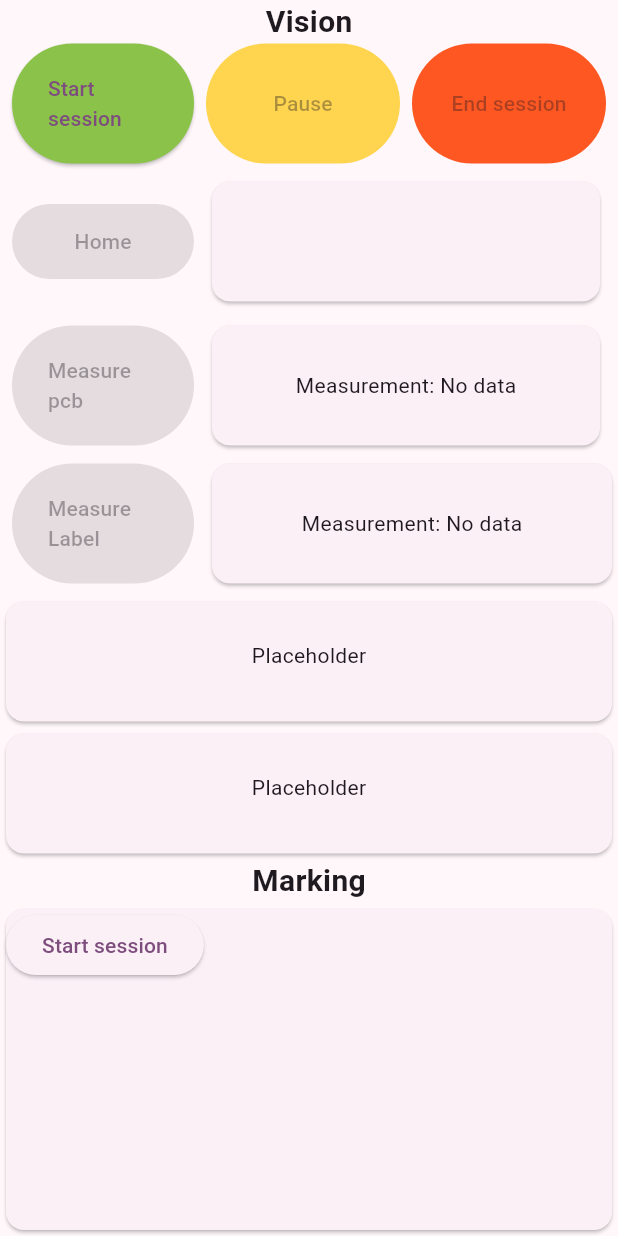
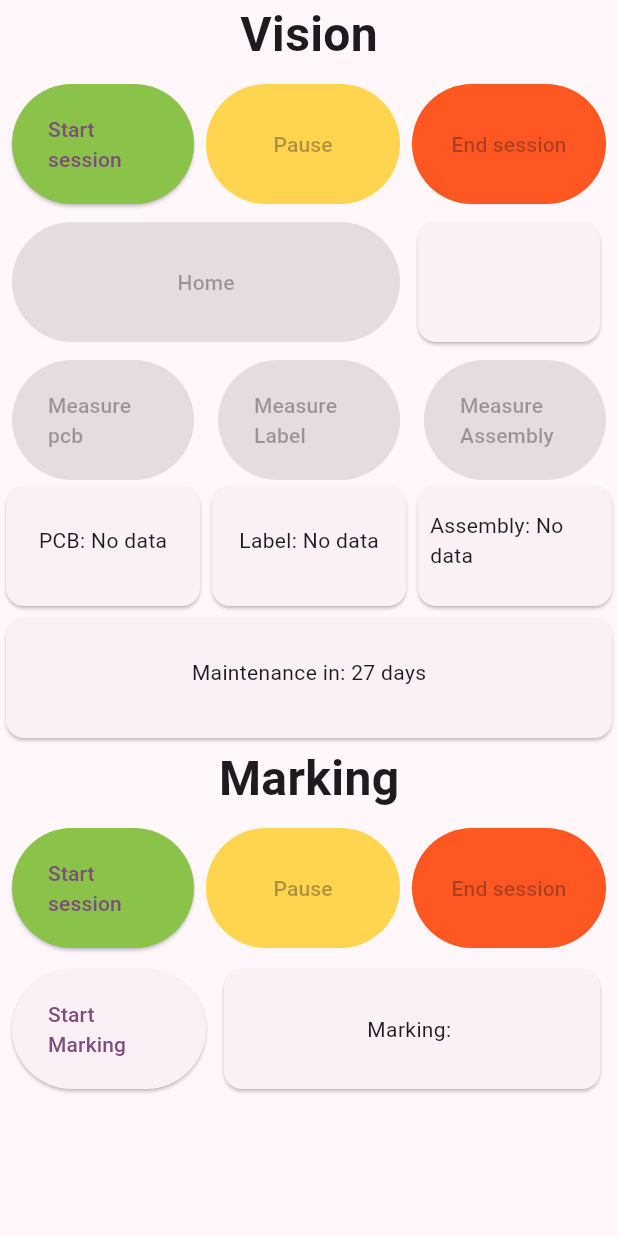
Before and after one commit to ppuska/mediscara.hmi, a Flutter app: the ControlWidget widget shown alone on an empty page, opened directly with empty values, on a phone screen of 412 x 824 dp. Run offline on Flutter 3.47's test engine with Material 2 defaults, Android fonts, the light colour scheme and no system bars; our stand-ins replace badges, flutter_dotenv, shelf; missing offline and left inert: shelf_router, webview_windows, window_manager; accounts and stored records are empty; statements that could not run were skipped.

Commit message:
Stash merge

```diff
--- a/lib/collaborative/control.dart
+++ b/lib/collaborative/control.dart
@@ -9,9 +9,13 @@ import 'package:hmi_app/services/session.dart';
 
 class ControlWidget extends StatefulWidget {
   final Session visionSession;
+  final Session markingSession;
 
-  const ControlWidget({Key? key, required this.visionSession})
-      : super(key: key);
+  const ControlWidget({
+    Key? key,
+    required this.visionSession,
+    required this.markingSession,
+  }) : super(key: key);
 
   @override
   State<ControlWidget> createState() => _ControlWidgetState();
@@ -22,26 +26,36 @@ class _ControlWidgetState extends State<ControlWidget> {
   final backendService = BackendService();
 
   final double rowHeight = 80;
+
   late Session visionSession;
+  late Session markingSession;
 
   /// Message to be displayed next to the home button
   String homeMessage = '';
+
+  String maintenanceMessage = '27 days';
+
+  bool isMarking = false;
+  String labelMarking = '';
 
   bool pcbMeasuring = false;
   String pcbMeasureMessage = "No data";
   bool labelMeasuring = false;
   String labelMeasureMessage = "No data";
+  bool assemblyMeasuring = false;
+  String assemblyMeasureMessage = "No data";
 
   final String? defaultRobotProgram = dotenv.env['DEFAULT_ROBOT_PROG'];
   final String? useManagerService = dotenv.env["USE_MANAGER"];
 
-  final visionMcuId = dotenv.env["VISION_MCU_ID"];
+  final visionMcuId = dotenv.env["COLLABORATIVE_MCU_ID"];
 
   @override
   void initState() {
     super.initState();
     setState(() {
       visionSession = widget.visionSession;
+      markingSession = widget.markingSession;
     });
   }
 
@@ -56,6 +70,12 @@ class _ControlWidgetState extends State<ControlWidget> {
     });
   }
 
+  void startSessionMarking() {
+    setState(() {
+      markingSession.start();
+    });
+  }
+
   void pauseSessionVision() async {
     const command = 'pause';
     final sent = await sendCommand(command);
@@ -63,6 +83,25 @@ class _ControlWidgetState extends State<ControlWidget> {
     if (sent) {
       awaitCommand(command).then((value) {
         if (value == "PAUSED" && !visionSession.paused) {
+          setState(() {
+            visionSession.pause();
+          });
+        } else if (value == "RESUMED" && visionSession.paused) {
+          setState(() {
+            visionSession.pause();
+          });
+        }
+      });
+    }
+  }
+
+  void pauseSessionMarking() async {
+    const command = "pause";
+    final sent = await sendCommand(command);
+
+    if (sent) {
+      awaitCommand(command).then((value) {
+        if (value == "PAUSED" && !markingSession.paused) {
           setState(() {
             visionSession.pause();
           });
@@ -126,6 +165,42 @@ class _ControlWidgetState extends State<ControlWidget> {
     }
   }
 
+  void measureAssembly() async {
+    const command = "measure_assembly";
+    final sent = await sendCommand(command); // send the command
+
+    if (sent) {
+      setState(() {
+        assemblyMeasuring = true;
+      });
+
+      awaitCommand(command).then((value) {
+        setState(() {
+          labelMeasureMessage = value;
+          labelMeasuring = false;
+        });
+      });
+    }
+  }
+
+  void startMarking() async {
+    const command = "start_marking";
+    final sent = await sendCommand(command);
+
+    if (sent) {
+      setState(() {
+        isMarking = true;
+      });
+
+      awaitCommand(command).then((value) {
+        setState(() {
+          isMarking = false;
+          labelMarking = value;
+        });
+      });
+    }
+  }
+
   /// Callback method for the 'End session' button
   Future<void> endSessionVision() async {
     final result = await showConfirmationDialog();
@@ -133,6 +208,16 @@ class _ControlWidgetState extends State<ControlWidget> {
     if (result ?? false) {
       setState(() {
         visionSession.end();
+      });
+    }
+  }
+
+  Future<void> endSessionMarking() async {
+    final result = await showConfirmationDialog();
+
+    if (result ?? false) {
+      setState(() {
+        markingSession.end();
       });
     }
   }
@@ -224,14 +309,13 @@ class _ControlWidgetState extends State<ControlWidget> {
     return '';
   }
 
-  @override
-  Widget build(BuildContext context) {
-    return Column(
-      children: [
+  List<Widget> buildVision(BuildContext context) {
+    return [
       const Text(
         "Vision",
-          style: TextStyle(fontWeight: FontWeight.bold, fontSize: 20),
+        style: TextStyle(fontWeight: FontWeight.bold, fontSize: 32),
       ),
+      const SizedBox(height: 10),
       Row(
         children: [
           Expanded(
@@ -293,6 +377,7 @@ class _ControlWidgetState extends State<ControlWidget> {
       Row(
         children: [
           Expanded(
+            flex: 2,
             child: Padding(
               padding: const EdgeInsets.fromLTRB(8, 8, 8, 0),
               child: ElevatedButton(
@@ -301,14 +386,13 @@ class _ControlWidgetState extends State<ControlWidget> {
                     : null,
                 child: Container(
                   alignment: Alignment.center,
-                    height: 50,
+                  height: rowHeight,
                   child: const Text("Home"),
                 ),
               ),
             ),
           ),
           Expanded(
-              flex: 2,
             child: Padding(
               padding: const EdgeInsets.fromLTRB(0, 8, 8, 0),
               child: Card(
@@ -344,40 +428,14 @@ class _ControlWidgetState extends State<ControlWidget> {
             ),
           ),
           Expanded(
-              flex: 2,
             child: Padding(
-                padding: const EdgeInsets.fromLTRB(0, 8, 8, 0),
-                child: Card(
-                  child: Container(
-                    alignment: Alignment.center,
-                    height: rowHeight,
-                    child: Text("Measurement: $pcbMeasureMessage"),
-                  ),
-                ),
-              ),
-            ),
-            Visibility(
-              visible: pcbMeasuring,
-              child: const Padding(
-                padding: EdgeInsets.all(8.0),
-                child: CircularProgressIndicator(
-                  value: null,
-                ),
-              ),
-            ),
-          ],
-        ),
-        Row(
-          children: [
-            Expanded(
-              child: Padding(
-                padding: const EdgeInsets.all(8.0),
+              padding: const EdgeInsets.fromLTRB(8, 8, 8, 0),
               child: ElevatedButton(
                 onPressed: visionSession.started &&
                         !visionSession.paused &&
                         !labelMeasuring &&
                         !pcbMeasuring
-                      ? measureLabel
+                    ? measurePCB
                     : null,
                 child: Container(
                   alignment: Alignment.center,
@@ -388,21 +446,20 @@ class _ControlWidgetState extends State<ControlWidget> {
             ),
           ),
           Expanded(
-              flex: 2,
-              child: Card(
+            child: Padding(
+              padding: const EdgeInsets.fromLTRB(8, 8, 8, 0),
+              child: ElevatedButton(
+                onPressed: visionSession.started &&
+                        !visionSession.paused &&
+                        !labelMeasuring &&
+                        !pcbMeasuring
+                    ? measurePCB
+                    : null,
                 child: Container(
                   alignment: Alignment.center,
                   height: rowHeight,
-                  child: Text("Measurement: $labelMeasureMessage"),
+                  child: const Text("Measure Assembly"),
                 ),
-              ),
-            ),
-            Visibility(
-              visible: labelMeasuring,
-              child: const Padding(
-                padding: EdgeInsets.all(8.0),
-                child: CircularProgressIndicator(
-                  value: null,
               ),
             ),
           ),
@@ -416,7 +473,37 @@ class _ControlWidgetState extends State<ControlWidget> {
                 padding: const EdgeInsets.fromLTRB(8, 0, 8, 8),
                 height: rowHeight,
                 alignment: Alignment.center,
-                  child: const Text("Placeholder"),
+                child: Text(
+                  pcbMeasuring ? 'Measuring...' : "PCB: $pcbMeasureMessage",
+                ),
+              ),
+            ),
+          ),
+          Expanded(
+            child: Card(
+              child: Container(
+                padding: const EdgeInsets.fromLTRB(8, 0, 8, 8),
+                height: rowHeight,
+                alignment: Alignment.center,
+                child: Text(
+                  labelMeasuring
+                      ? 'Measuring...'
+                      : "Label: $labelMeasureMessage",
+                ),
+              ),
+            ),
+          ),
+          Expanded(
+            child: Card(
+              child: Container(
+                padding: const EdgeInsets.fromLTRB(8, 0, 8, 8),
+                height: rowHeight,
+                alignment: Alignment.center,
+                child: Text(
+                  assemblyMeasuring
+                      ? 'Measuring...'
+                      : "Assembly: $assemblyMeasureMessage",
+                ),
               ),
             ),
           ),
@@ -430,33 +517,122 @@ class _ControlWidgetState extends State<ControlWidget> {
                 padding: const EdgeInsets.fromLTRB(8, 0, 8, 8),
                 height: rowHeight,
                 alignment: Alignment.center,
-                  child: const Text("Placeholder"),
+                child: Text("Maintenance in: $maintenanceMessage"),
               ),
             ),
           ),
         ],
       ),
+    ];
+  }
+
+  /// Builds a list of widgets of the marking UI elements
+  List<Widget> buildMarking(BuildContext context) {
+    return [
       const Text(
         "Marking",
-          style: TextStyle(fontWeight: FontWeight.bold, fontSize: 20),
+        style: TextStyle(fontWeight: FontWeight.bold, fontSize: 32),
+      ),
+      const SizedBox(height: 10),
+      Row(
+        children: [
+          Expanded(
+            child: Padding(
+              padding: const EdgeInsets.fromLTRB(8, 0, 8, 0),
+              child: ElevatedButton(
+                onPressed: !markingSession.started ? startSessionMarking : null,
+                style: ButtonStyle(
+                  backgroundColor: MaterialStateProperty.all(
+                    Colors.lightGreen,
+                  ),
+                ),
+                child: Container(
+                  height: rowHeight,
+                  alignment: Alignment.center,
+                  child: const Text("Start session"),
+                ),
+              ),
+            ),
           ),
           Expanded(
-          child: Card(
-            child: Column(
-              children: [
-                Row(
-                  children: [
-                    ElevatedButton(
-                      onPressed: () => {},
-                      child: const Text("Start session"),
-                    )
-                  ],
-                )
-              ],
+            child: Padding(
+              padding: const EdgeInsets.fromLTRB(0, 0, 8, 0),
+              child: ElevatedButton(
+                onPressed: markingSession.started ? pauseSessionMarking : null,
+                style: ButtonStyle(
+                  backgroundColor: MaterialStateProperty.all(
+                    Colors.amber.shade300,
+                  ),
+                ),
+                child: Container(
+                  height: rowHeight,
+                  alignment: Alignment.center,
+                  child: Text(markingSession.paused ? "Resume" : "Pause"),
+                ),
+              ),
+            ),
+          ),
+          Expanded(
+            child: Padding(
+              padding: const EdgeInsets.fromLTRB(0, 0, 8, 0),
+              child: ElevatedButton(
+                onPressed: markingSession.started ? endSessionMarking : null,
+                style: ButtonStyle(
+                  backgroundColor: MaterialStateProperty.all(
+                    Colors.deepOrange,
+                  ),
+                ),
+                child: Container(
+                  height: rowHeight,
+                  alignment: Alignment.center,
+                  child: const Text("End session"),
+                ),
               ),
             ),
           ),
         ],
+      ),
+      Row(
+        children: [
+          Expanded(
+            child: Padding(
+              padding: const EdgeInsets.fromLTRB(8, 10, 0, 0),
+              child: ElevatedButton(
+                onPressed: () {},
+                child: Container(
+                    alignment: Alignment.center,
+                    height: rowHeight,
+                    child: const Text("Start Marking")),
+              ),
+            ),
+          ),
+          Expanded(
+            flex: 2,
+            child: Padding(
+              padding: const EdgeInsets.fromLTRB(8, 10, 8, 0),
+              child: Card(
+                child: Container(
+                  height: rowHeight,
+                  alignment: Alignment.center,
+                  child: Text(
+                    isMarking ? "Marking..." : "Marking: $labelMarking",
+                  ),
+                ),
+              ),
+            ),
+          )
+        ],
+      )
+    ];
+  }
+
+  @override
+  Widget build(BuildContext context) {
+    return Column(
+      children: [
+        ...buildVision(context),
+        ...buildMarking(context),
+      ],
     );
   }
 }
--- a/lib/collaborative/info.dart
+++ b/lib/collaborative/info.dart
@@ -32,7 +32,7 @@ class _InfoWidgetState extends State<InfoWidget> {
   final fiwareService = FiwareService();
   final backendService = BackendService();
 
-  final visionMcuId = dotenv.env["VISION_MCU_ID"];
+  final visionMcuId = dotenv.env["INDUSTRIAL_MCU_ID"];
 
   @override
   void initState() {
--- a/lib/content.dart
+++ b/lib/content.dart
@@ -41,10 +41,11 @@ class _ContentWidgetState extends State<ContentWidget> {
   final auth = AuthService();
   final backendService = BackendService();
 
-  late Session session;
+  final visionKpiId = dotenv.env["VISION_KPI_ID"];
+  final markingKpiId = dotenv.env["MARKING_KPI_ID"];
+  final laserKpiId = dotenv.env["LASER_KPI_ID"];
 
-  final visionKpiId = dotenv.env["VISION_KPI_ID"];
-  final laserKpiId = dotenv.env["LASER_KPI_ID"];
+  List<Session> sessions = [];
 
   bool displayError = false;
 
@@ -94,12 +95,20 @@ class _ContentWidgetState extends State<ContentWidget> {
 
   /// Initializes the components required for the collaborative HMI
   void initCollaborative(bool userIsManager, bool userIsHMIUser) {
-    session = Session(service: fiwareService, entityId: visionKpiId!);
+    final sessionVision =
+        Session(service: fiwareService, entityId: visionKpiId!);
+    final sessionMarking =
+        Session(service: fiwareService, entityId: markingKpiId!);
+
+    sessions.addAll([sessionVision, sessionMarking]);
 
     currentUser = auth.user!;
 
-    final infoWidget = collab_info.InfoWidget(visionKpi: session.kpi);
-    final controlWidget = collab_control.ControlWidget(visionSession: session);
+    final infoWidget = collab_info.InfoWidget(visionKpi: sessionVision.kpi);
+    final controlWidget = collab_control.ControlWidget(
+      visionSession: sessionVision,
+      markingSession: sessionMarking,
+    );
 
     _widgetOptions = <Widget>[
       userIsHMIUser ? infoWidget : disabledWidget(),
@@ -111,7 +120,9 @@ class _ContentWidgetState extends State<ContentWidget> {
 
   /// Initializes the components required for the industrial HMI
   void initIndustrial(bool userIsManager, bool userIsHMIUser) {
-    session = Session(service: fiwareService, entityId: laserKpiId!);
+    final session = Session(service: fiwareService, entityId: laserKpiId!);
+
+    sessions.add(session);
 
     final infoWidget = industrial_info.InfoWidget(
       kpi: session.kpi,
@@ -147,7 +158,8 @@ class _ContentWidgetState extends State<ContentWidget> {
   }
 
   void _signOut() async {
-    if (session.started) {
+    /// Checks if any of the sessions in the list are started
+    if (sessions.any((element) => element.started)) {
       await showConfirmationDialog(
         "A session is still running, please end the session",
       );
```
Also changed, not shown: 1 other file. Lines whose indentation alone changed are shown as unchanged.
